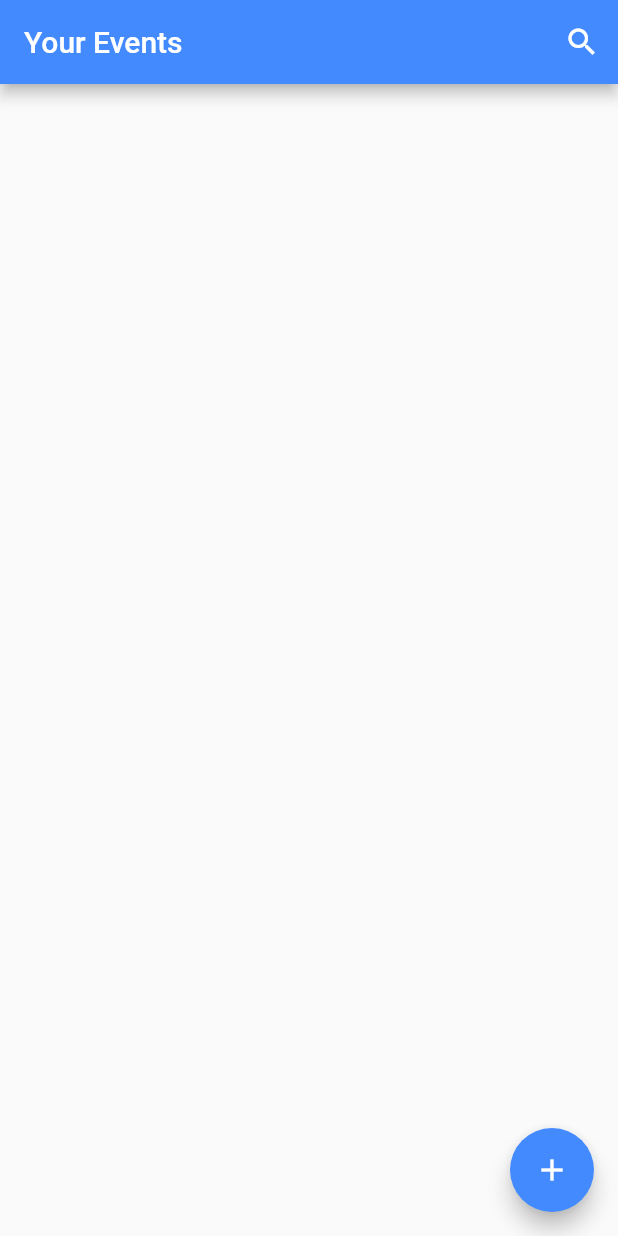
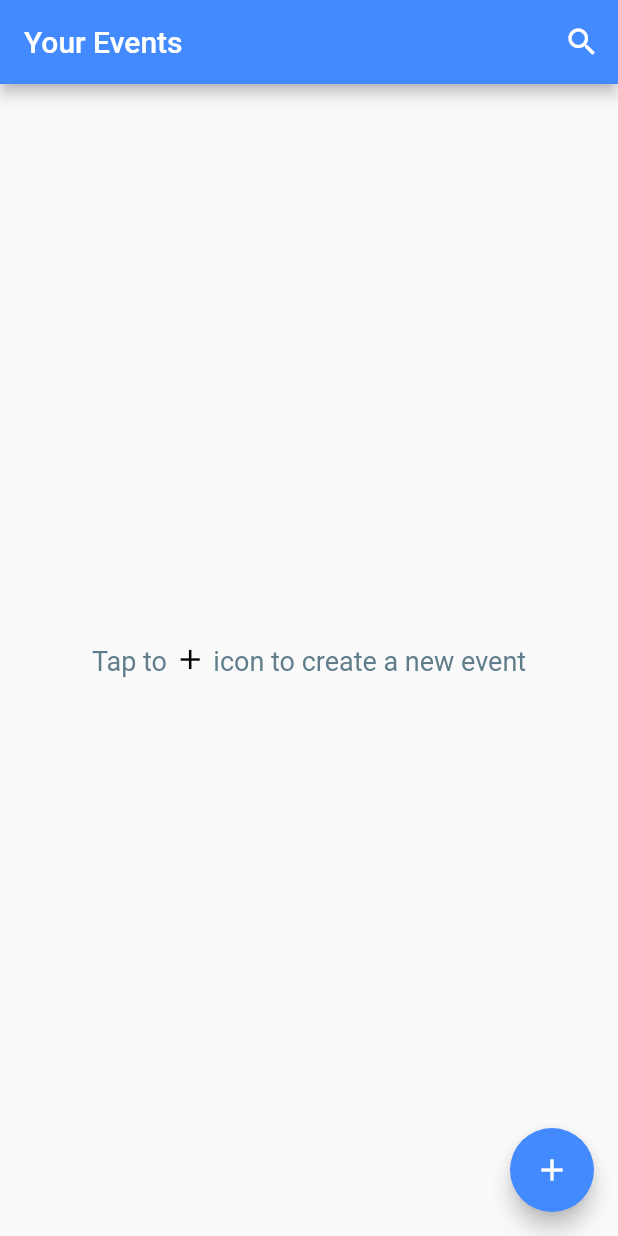
Before and after one commit to uzaysozen/Event-Calendar, a Flutter app: the screen it shows after launch, on a phone screen of 412 x 824 dp. Run offline on Flutter 3.47's test engine with Material 2 defaults, Android fonts, the phone set to English and light mode, and no system bars; our stand-ins replace animated_splash_screen, flutter_local_notifications, page_transition, sqflite, timezone; missing offline and left inert: flutter_picker; accounts and stored records are empty.

Commit message:
Improved splash screen and added info text to the main screen

```diff
--- a/lib/main.dart
+++ b/lib/main.dart
@@ -12,8 +12,9 @@ class MyApp extends StatelessWidget{
   Widget build(BuildContext context) {
     return MaterialApp(
       home: AnimatedSplashScreen(
-          duration: 2000,
-          splash: Icon(Icons.calendar_month_outlined, color: Colors.white, size: 140,),
+          duration: 1000,
+          splash: 'assets/icons/splash_icon.png',
+          splashIconSize: 180,
           nextScreen: EventList(),
           splashTransition: SplashTransition.fadeTransition,
           pageTransitionType: PageTransitionType.fade,
--- a/lib/screens/event_list.dart
+++ b/lib/screens/event_list.dart
@@ -55,7 +55,24 @@ class _EventListState extends State {
               icon: Icon(Icons.search)),
         ],
       ),
-      body: buildEventList(),
+      body: eventCount > 0 ? buildEventList() : Center(child: RichText(text: TextSpan(
+            children: [
+              TextSpan(
+                  text: "Tap to ",
+                  style: TextStyle(fontSize: 18, color: Colors.blueGrey)
+              ),
+              WidgetSpan(
+                child: Icon(Icons.add, size: 22, color: Colors.black,),
+              ),
+              TextSpan(
+                  text: " icon to create a new event",
+                  style: TextStyle(fontSize: 18, color: Colors.blueGrey)
+              ),
+            ],
+          ),
+        )
+      ),
+
       floatingActionButton: FloatingActionButton(
         backgroundColor: Colors.blueAccent,
         onPressed: () {
--- a/pubspec.yaml
+++ b/pubspec.yaml
@@ -67,9 +67,9 @@ flutter:
   uses-material-design: true
 
   # To add assets to your application, add an assets section, like this:
-  # assets:
-  #   - images/a_dot_burr.jpeg
-  #   - images/a_dot_ham.jpeg
+  assets:
+     - assets/icons/icon.png
+     - assets/icons/splash_icon.png
 
   # An image asset can refer to one or more resolution-specific "variants", see
   # https://flutter.dev/assets-and-images/#resolution-aware.
```
